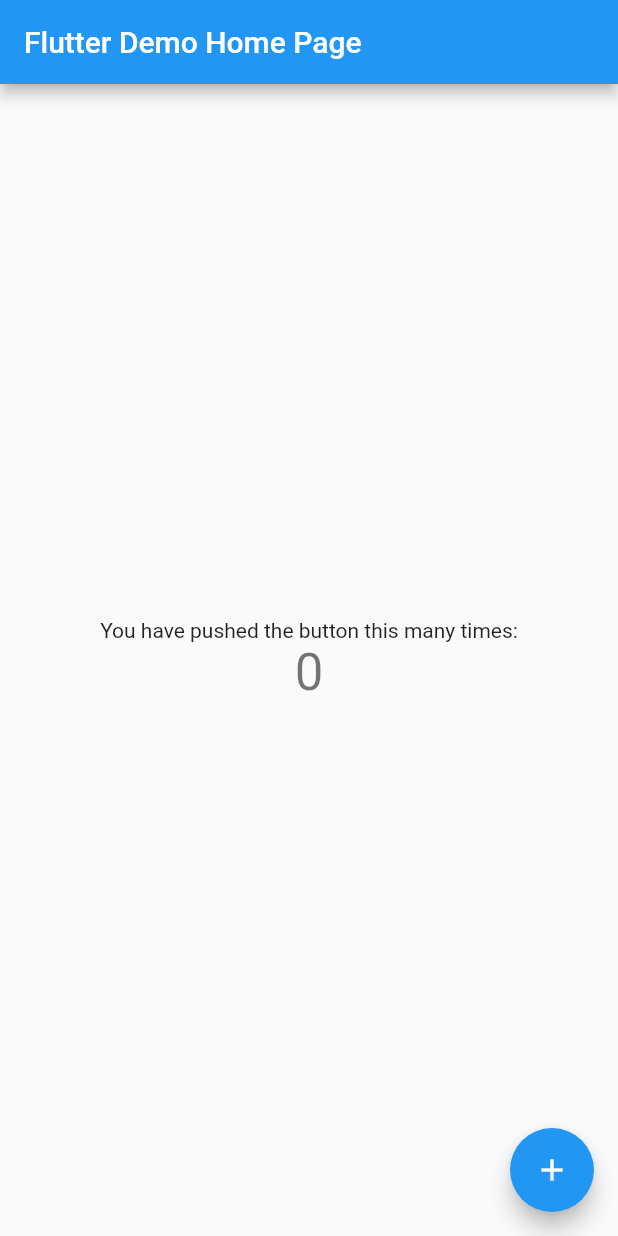
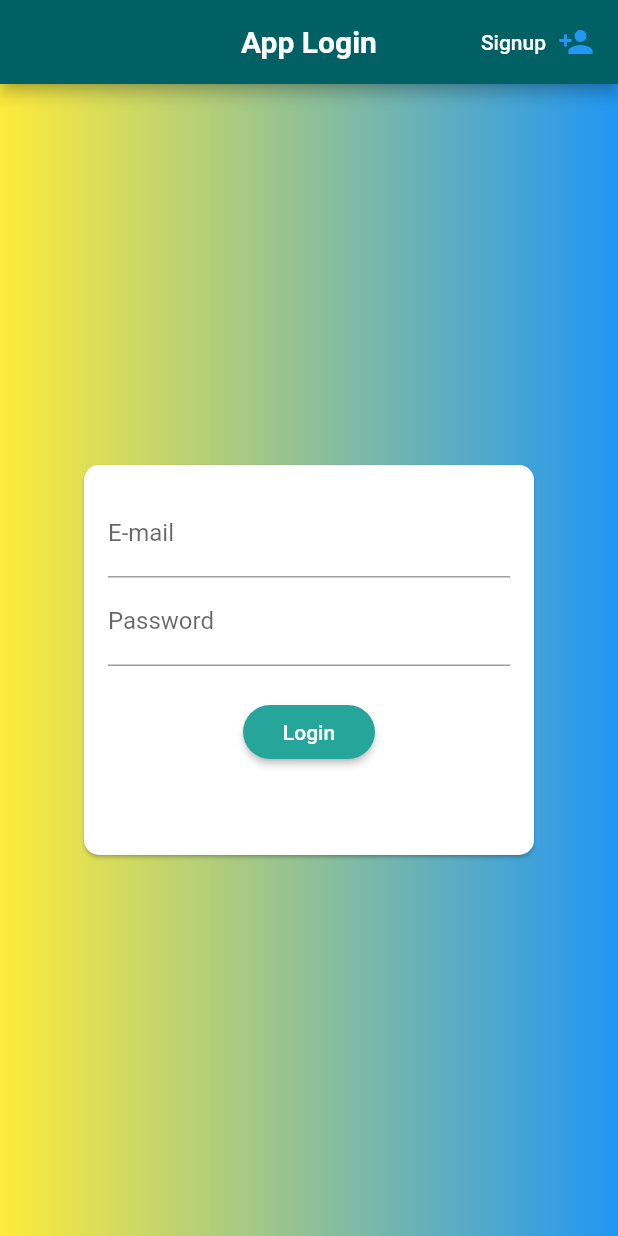
Before and after one commit to nawodyaonline/note_app, a Flutter app: the screen it shows after launch, on a phone screen of 412 x 824 dp. Run offline on Flutter 3.47's test engine with Material 2 defaults, Android fonts, the phone set to English and light mode, and no system bars.

Commit message:
Added firebase authentication logIn & SignUp

```diff
--- /dev/null
+++ b/lib/Screens/login.dart
@@ -0,0 +1,166 @@
+import 'package:flutter/material.dart';
+import 'package:provider/provider.dart';
+import '../models/authentication.dart';
+
+class Login extends StatefulWidget {
+  static const routeName = '/login';
+
+  @override
+  _NoteState createState() => _NoteState();
+}
+
+class _NoteState extends State<Login> {
+  final GlobalKey<FormState> _formKey = GlobalKey();
+
+  Map<String, String> _authData = {
+    'email': '',
+    'password': '',
+  };
+
+  void _showErrorDialog(String msg) {
+    showDialog(
+      context: context,
+      builder: (ctx) => AlertDialog(
+        title: Text("An Error Occured"),
+        content: Text(msg),
+        actions: [
+          FlatButton(
+            child: Text('Okey'),
+            onPressed: () {
+              Navigator.pop(context);
+            },
+          )
+        ],
+      ),
+    );
+  }
+
+  Future<void> _submit() async {
+    if (!_formKey.currentState.validate()) {
+      return;
+    }
+    _formKey.currentState.save();
+
+    try {
+      await Provider.of<Authentication>(context, listen: false).logIn(
+        _authData['email'],
+        _authData['password'],
+      );
+    } catch (e) {
+      var errorMessage = "Authentication Failed. Please try agai later.";
+      _showErrorDialog(errorMessage);
+    }
+  }
+
+  @override
+  Widget build(BuildContext context) {
+    return Scaffold(
+      appBar: AppBar(
+        centerTitle: true,
+        backgroundColor: Colors.cyan[900],
+        title: Text(
+          "App Login",
+          style: TextStyle(
+            fontWeight: FontWeight.bold,
+          ),
+        ),
+        actions: [
+          FlatButton(
+            child: Row(
+              children: [
+                Text("Signup"),
+                SizedBox(
+                  width: 8,
+                ),
+                Icon(
+                  Icons.person_add,
+                  color: Colors.blue,
+                )
+              ],
+            ),
+            textColor: Colors.white,
+            onPressed: () {
+              Navigator.pushNamed(context, "/signup");
+            },
+          )
+        ],
+      ),
+      body: Stack(
+        children: [
+          Container(
+            decoration: BoxDecoration(
+              gradient: LinearGradient(
+                colors: [
+                  Colors.yellow,
+                  Colors.blue,
+                ],
+              ),
+            ),
+          ),
+          Center(
+            child: Card(
+              shape: RoundedRectangleBorder(
+                borderRadius: BorderRadius.circular(10.0),
+              ),
+              child: Container(
+                height: 260,
+                width: 300,
+                padding: EdgeInsets.all(16),
+                child: Form(
+                  key: _formKey,
+                  child: Column(
+                    children: [
+                      //Email
+                      TextFormField(
+                        decoration: InputDecoration(labelText: "E-mail"),
+                        keyboardType: TextInputType.emailAddress,
+                        validator: (value) {
+                          if (value.isEmpty || !value.contains('@')) {
+                            return 'invalid E-mail';
+                          }
+                          return null;
+                        },
+                        onSaved: (value) {
+                          _authData['email'] = value;
+                        },
+                      ),
+
+                      //Password
+                      TextFormField(
+                        decoration: InputDecoration(labelText: "Password"),
+                        obscureText: true,
+                        validator: (value) {
+                          if (value.isEmpty || value.length <= 5) {
+                            return "Invalid Password Entry";
+                          }
+                          return null;
+                        },
+                        onSaved: (value) {
+                          _authData['password'] = value;
+                        },
+                      ),
+                      SizedBox(
+                        height: 20,
+                      ),
+                      RaisedButton(
+                        child: Text("Login"),
+                        onPressed: () {
+                          _submit();
+                        },
+                        shape: RoundedRectangleBorder(
+                          borderRadius: BorderRadius.circular(30),
+                        ),
+                        color: Colors.teal[400],
+                        textColor: Colors.white,
+                      )
+                    ],
+                  ),
+                ),
+              ),
+            ),
+          )
+        ],
+      ),
+    );
+  }
+}
--- a/lib/main.dart
+++ b/lib/main.dart
@@ -1,113 +1,30 @@
 import 'package:flutter/material.dart';
+import 'package:provider/provider.dart';
 
-void main() {
-  runApp(MyApp());
-}
+import 'package:note_app/Screens/home.dart';
+import 'package:note_app/Screens/login.dart';
+import 'package:note_app/Screens/sign_up.dart';
+import 'models/authentication.dart';
+
+void main() => runApp(MyApp());
 
 class MyApp extends StatelessWidget {
-  // This widget is the root of your application.
   @override
   Widget build(BuildContext context) {
-    return MaterialApp(
-      title: 'Flutter Demo',
-      theme: ThemeData(
-        // This is the theme of your application.
-        //
-        // Try running your application with "flutter run". You'll see the
-        // application has a blue toolbar. Then, without quitting the app, try
-        // changing the primarySwatch below to Colors.green and then invoke
-        // "hot reload" (press "r" in the console where you ran "flutter run",
-        // or simply save your changes to "hot reload" in a Flutter IDE).
-        // Notice that the counter didn't reset back to zero; the application
-        // is not restarted.
-        primarySwatch: Colors.blue,
+    return MultiProvider(
+      providers: [
+        ChangeNotifierProvider.value(
+          value: Authentication(),
+        ),
+      ],
+      child: MaterialApp(
+        initialRoute: '/signin',
+        routes: {
+          '/signup': (context) => Signup(),
+          '/signin': (context) => Login(),
+          '/home': (context) => Home(),
+        },
       ),
-      home: MyHomePage(title: 'Flutter Demo Home Page'),
     );
   }
 }
-
-class MyHomePage extends StatefulWidget {
-  MyHomePage({Key key, this.title}) : super(key: key);
-
-  // This widget is the home page of your application. It is stateful, meaning
-  // that it has a State object (defined below) that contains fields that affect
-  // how it looks.
-
-  // This class is the configuration for the state. It holds the values (in this
-  // case the title) provided by the parent (in this case the App widget) and
-  // used by the build method of the State. Fields in a Widget subclass are
-  // always marked "final".
-
-  final String title;
-
-  @override
-  _MyHomePageState createState() => _MyHomePageState();
-}
-
-class _MyHomePageState extends State<MyHomePage> {
-  int _counter = 0;
-
-  void _incrementCounter() {
-    setState(() {
-      // This call to setState tells the Flutter framework that something has
-      // changed in this State, which causes it to rerun the build method below
-      // so that the display can reflect the updated values. If we changed
-      // _counter without calling setState(), then the build method would not be
-      // called again, and so nothing would appear to happen.
-      _counter++;
-    });
-  }
-
-  @override
-  Widget build(BuildContext context) {
-    // This method is rerun every time setState is called, for instance as done
-    // by the _incrementCounter method above.
-    //
-    // The Flutter framework has been optimized to make rerunning build methods
-    // fast, so that you can just rebuild anything that needs updating rather
-    // than having to individually change instances of widgets.
-    return Scaffold(
-      appBar: AppBar(
-        // Here we take the value from the MyHomePage object that was created by
-        // the App.build method, and use it to set our appbar title.
-        title: Text(widget.title),
-      ),
-      body: Center(
-        // Center is a layout widget. It takes a single child and positions it
-        // in the middle of the parent.
-        child: Column(
-          // Column is also a layout widget. It takes a list of children and
-          // arranges them vertically. By default, it sizes itself to fit its
-          // children horizontally, and tries to be as tall as its parent.
-          //
-          // Invoke "debug painting" (press "p" in the console, choose the
-          // "Toggle Debug Paint" action from the Flutter Inspector in Android
-          // Studio, or the "Toggle Debug Paint" command in Visual Studio Code)
-          // to see the wireframe for each widget.
-          //
-          // Column has various properties to control how it sizes itself and
-          // how it positions its children. Here we use mainAxisAlignment to
-          // center the children vertically; the main axis here is the vertical
-          // axis because Columns are vertical (the cross axis would be
-          // horizontal).
-          mainAxisAlignment: MainAxisAlignment.center,
-          children: <Widget>[
-            Text(
-              'You have pushed the button this many times:',
-            ),
-            Text(
-              '$_counter',
-              style: Theme.of(context).textTheme.headline4,
-            ),
-          ],
-        ),
-      ),
-      floatingActionButton: FloatingActionButton(
-        onPressed: _incrementCounter,
-        tooltip: 'Increment',
-        child: Icon(Icons.add),
-      ), // This trailing comma makes auto-formatting nicer for build methods.
-    );
-  }
-}
--- /dev/null
+++ b/lib/models/http_exception.dart
@@ -0,0 +1,11 @@
+class HttpException implements Exception {
+  final String message;
+
+  HttpException(this.message);
+
+  @override
+  String toString() {
+    //TODO: implement toString
+    return message;
+  }
+}
```
Also changed, not shown: lib/Screens/home.dart (added, +15 -0 lines), lib/Screens/sign_up.dart (added, +161 -0 lines), lib/models/authentication.dart (added, +65 -0 lines), pubspec.yaml (+4 -3 lines), images/LoginBG.jpg (added), pubspec.lock, 2 other files.
